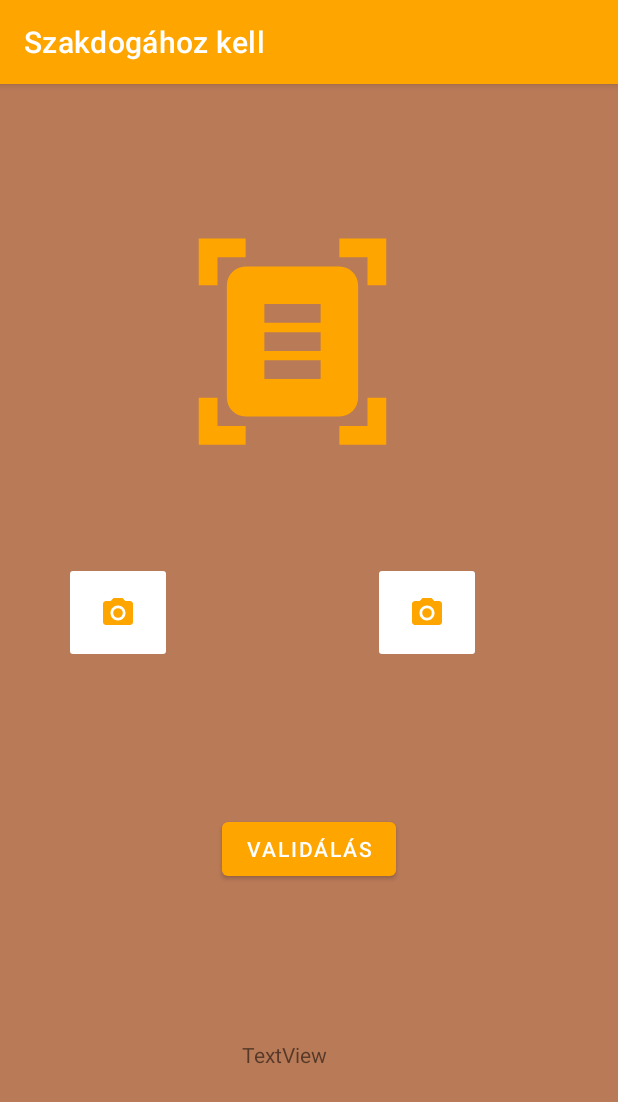
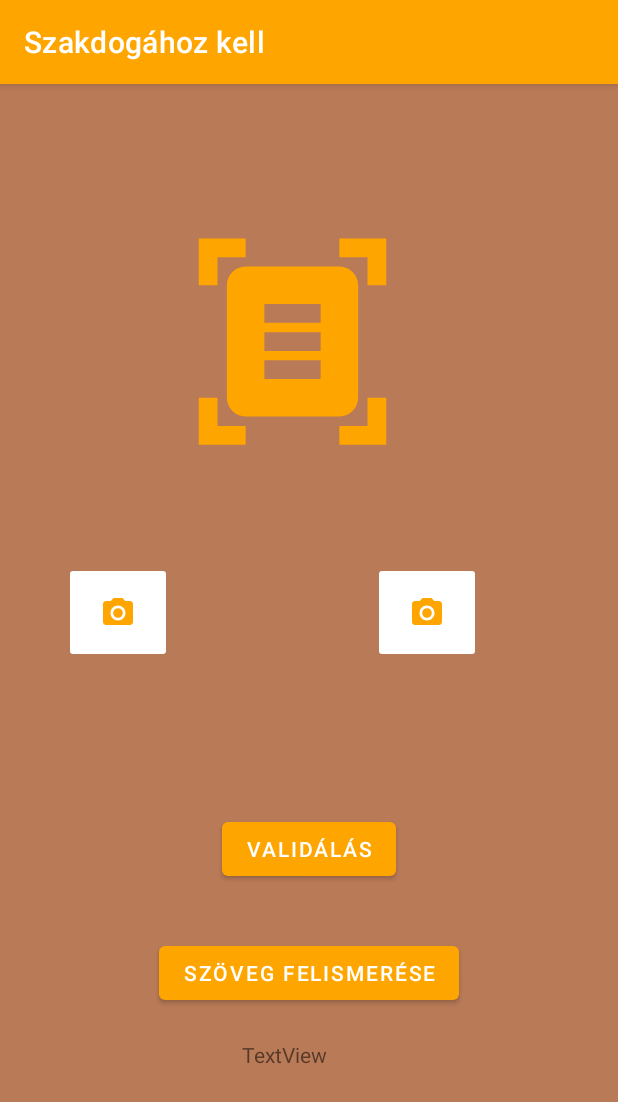
Before and after one commit to TorokMarcell/Szakdoga, an Android app: the MainActivity screen opened directly, with no data from a screen before it, on a phone screen of 412 x 824 dp. Shown: the top 1102 px of the screen. Run offline under Robolectric (Android 15) with nearby library versions, the phone set to English and light mode, and no system bars; libraries missing offline, so code that uses them is left out: com.google.mlkit.vision, org.tensorflow.lite; 1 statement that could not run was skipped.

Commit message:
SzövegFelismerés elkészitése. v1.0

```diff
--- a/app/build.gradle
+++ b/app/build.gradle
@@ -49,4 +49,6 @@ dependencies {
     testImplementation 'junit:junit:4.13.2'
     androidTestImplementation 'androidx.test.ext:junit:1.1.5'
     androidTestImplementation 'androidx.test.espresso:espresso-core:3.5.1'
+    implementation 'com.google.mlkit:text-recognition:16.0.0'
+
 }
--- a/app/src/main/java/com/example/szakdoghozkell/MainActivity.java
+++ b/app/src/main/java/com/example/szakdoghozkell/MainActivity.java
@@ -23,8 +23,17 @@ import java.nio.ByteBuffer;
 
 import android.graphics.*;
 import android.widget.TextView;
+import android.widget.Toast;
 
 import com.example.szakdoghozkell.ml.ModelUnquant;
+import com.google.android.gms.tasks.OnFailureListener;
+import com.google.android.gms.tasks.OnSuccessListener;
+import com.google.android.gms.tasks.Task;
+import com.google.mlkit.vision.common.InputImage;
+import com.google.mlkit.vision.text.Text;
+import com.google.mlkit.vision.text.TextRecognition;
+import com.google.mlkit.vision.text.TextRecognizer;
+import com.google.mlkit.vision.text.latin.TextRecognizerOptions;
 
 import org.tensorflow.lite.DataType;
 import org.tensorflow.lite.support.image.TensorImage;
@@ -40,11 +49,14 @@ public class MainActivity extends AppCompatActivity {
     Button predictButton;
     ImageButton imageButton;
 
+    Button textRecognitionButton;
     TextView textView;
 
     String result;
     ImageButton captureButton;
     Bitmap bitmap;
+
+    TextRecognizer textRecognizer;
     @Override
     protected void onCreate(Bundle savedInstanceState) {
         super.onCreate(savedInstanceState);
@@ -72,6 +84,8 @@ public class MainActivity extends AppCompatActivity {
         predictButton = findViewById(R.id.predictbutton);
         captureButton = findViewById(R.id.captureButton);
         textView = findViewById(R.id.textView);
+        textRecognitionButton = findViewById(R.id.textRecogniton);
+        textRecognizer = TextRecognition.getClient(TextRecognizerOptions.DEFAULT_OPTIONS);
 
         imageButton.setOnClickListener(new View.OnClickListener() {
             @Override
@@ -117,6 +131,36 @@ public class MainActivity extends AppCompatActivity {
                     // TODO Handle the exception
                 }
 
+            }
+        });
+        textRecognitionButton.setOnClickListener(new View.OnClickListener() {
+            @Override
+            public void onClick(View v) {
+                if(bitmap == null){
+                    Toast.makeText(MainActivity.this,"ASD",Toast.LENGTH_SHORT).show();
+                }
+                else {
+                    recognizeTextFromImage();
+                }
+            }
+        });
+    }
+
+    private void recognizeTextFromImage() {
+
+        InputImage inputImage = InputImage.fromBitmap(bitmap, 0);
+        Task<Text> textResult = textRecognizer.process(inputImage).addOnSuccessListener(new OnSuccessListener<Text>() {
+            @Override
+            public void onSuccess(Text text) {
+
+                String recognizedText = text.getText();
+                textView.setText(recognizedText);
+            }
+        })
+             .addOnFailureListener(new OnFailureListener() {
+            @Override
+            public void onFailure(@NonNull Exception e) {
+                Toast.makeText(MainActivity.this, "ASD", Toast.LENGTH_SHORT).show();
             }
         });
     }
--- a/app/src/main/res/layout/activity_main.xml
+++ b/app/src/main/res/layout/activity_main.xml
@@ -6,6 +6,18 @@
     android:layout_height="match_parent"
     tools:context=".MainActivity"
     android:background="@drawable/asdasdsadsa">
+
+    <Button
+        android:id="@+id/textRecogniton"
+        android:layout_width="wrap_content"
+        android:layout_height="wrap_content"
+        android:layout_marginTop="40dp"
+        android:text="Szöveg Felismerése"
+        app:layout_constraintBottom_toBottomOf="parent"
+        app:layout_constraintEnd_toEndOf="parent"
+        app:layout_constraintStart_toStartOf="parent"
+        app:layout_constraintTop_toBottomOf="@+id/textView"
+        app:layout_constraintVertical_bias="0.47" />
 
     <ImageButton
         android:id="@+id/captureButton"
```
